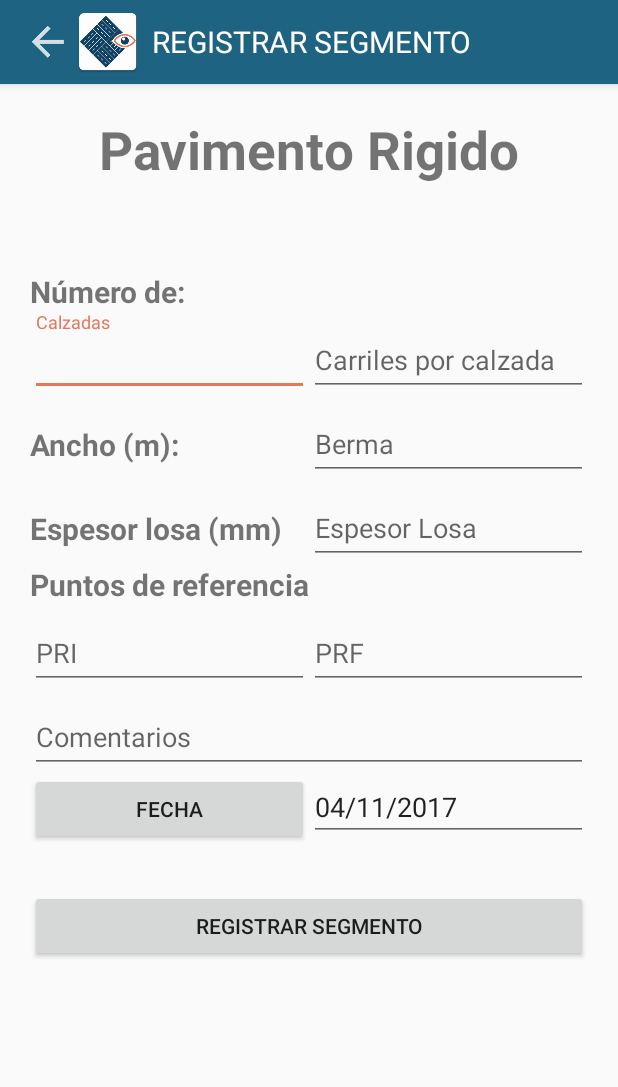
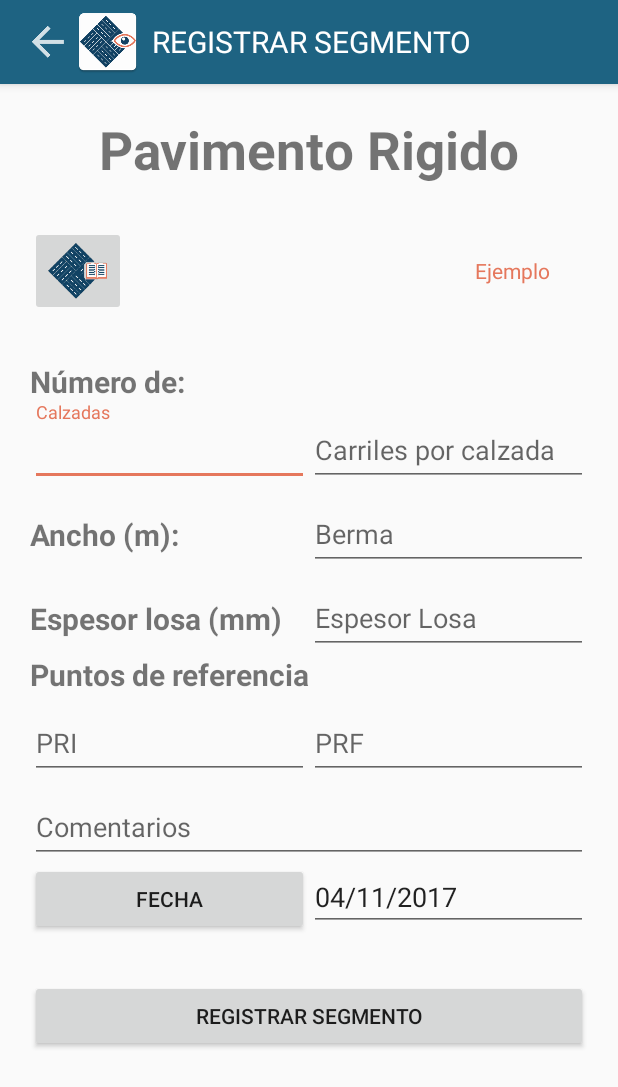
Before and after one commit to amzr36/ivp-3, an Android app: the RegistroSegmentoRigiActivity screen opened directly, with no data from a screen before it, on a phone screen of 412 x 824 dp. Shown: the top 1087 px of the screen. Run offline under Robolectric (Android 15) with nearby library versions, the phone set to English and light mode, and no system bars; 1 statement that could not run was skipped.

Commit message:
Comentado Main Activity Comentado RegistrarCarretera Comentado ConsultarCarretera Comentado CarreteraActivity Comentado ConsultarSegmentoFlex Comentado RegistroSegmentoFlex Comentado RegistroSegmentoRigi

```diff
--- a/app/src/main/java/com/alejo_zr/exceldb/Carretera/CarreteraActivity.java
+++ b/app/src/main/java/com/alejo_zr/exceldb/Carretera/CarreteraActivity.java
@@ -60,8 +60,8 @@ public class CarreteraActivity extends AppCompatActivity {
             carretera= (Carretera) objetoEnviado.getSerializable("carretera");
             if(carretera!=null)
             {
-                //Si es enviado por ConsultarCarretera se recupera los datos de la carretera, mediante el ID
-                    //de esta
+                /*Si es enviado por ConsultarCarretera se recupera los datos de la carretera, mediante el ID
+                    de esta*/
                 tvIdCarretera.setText(carretera.getId().toString());
                 tvNomCarretera.setText(carretera.getNombreCarretera().toString());
                 tvNombreCarretera.setText(carretera.getNombreCarretera().toString());
--- a/app/src/main/java/com/alejo_zr/exceldb/Segmento/Flexible/RegistroSegmentoFlexActivity.java
+++ b/app/src/main/java/com/alejo_zr/exceldb/Segmento/Flexible/RegistroSegmentoFlexActivity.java
@@ -70,7 +70,7 @@ public class RegistroSegmentoFlexActivity extends AppCompatActivity {
         tvNombre_Carretera_SegmentoFlex.setText(dato_nom);
 
         fechaActual();
-        cargarSegmentosFlex();
+        //cargarSegmentosFlex();
 
 
     }
--- a/app/src/main/res/layout/activity_registro_segmento_rigi.xml
+++ b/app/src/main/res/layout/activity_registro_segmento_rigi.xml
@@ -5,6 +5,8 @@
     android:layout_width="match_parent"
     android:layout_height="match_parent"
     tools:context="com.alejo_zr.exceldb.Segmento.Rigido.RegistroSegmentoRigiActivity">
+
+
 
     <RelativeLayout
         android:layout_width="match_parent"
@@ -90,6 +92,28 @@
                             android:textSize="@dimen/subTitulo"
                             android:layout_centerInParent="true"
                             android:visibility="visible"/>
+
+                    </RelativeLayout>
+
+                    <RelativeLayout
+                        android:layout_width="match_parent"
+                        android:layout_height="wrap_content">
+
+                        <ImageButton
+                            android:id="@+id/btnManualRegistroSegRigi"
+                            android:layout_width="wrap_content"
+                            android:layout_height="wrap_content"
+                            android:src="@drawable/mivp"/>
+                        <TextView
+                            android:id="@+id/ej_Segmento_Rigi"
+                            android:layout_width="wrap_content"
+                            android:layout_height="match_parent"
+                            android:text="@string/ejemplo"
+                            android:textColor="@color/colorAccent"
+                            android:layout_alignParentRight="true"
+                            android:layout_centerVertical="true"
+                            android:layout_marginRight="@dimen/marginLeftTV"
+                            android:onClick="onClick"/>
 
                     </RelativeLayout>
 
```
Also changed, not shown: app/src/main/java/com/alejo_zr/exceldb/Segmento/Flexible/SegmentoFlexActivity.java (+7 -9 lines), app/src/main/java/com/alejo_zr/exceldb/Segmento/Rigido/RegistroSegmentoRigiActivity.java (+20 -4 lines), app/src/main/res/layout/activity_registro_segmento_flex.xml (+3 -4 lines).
